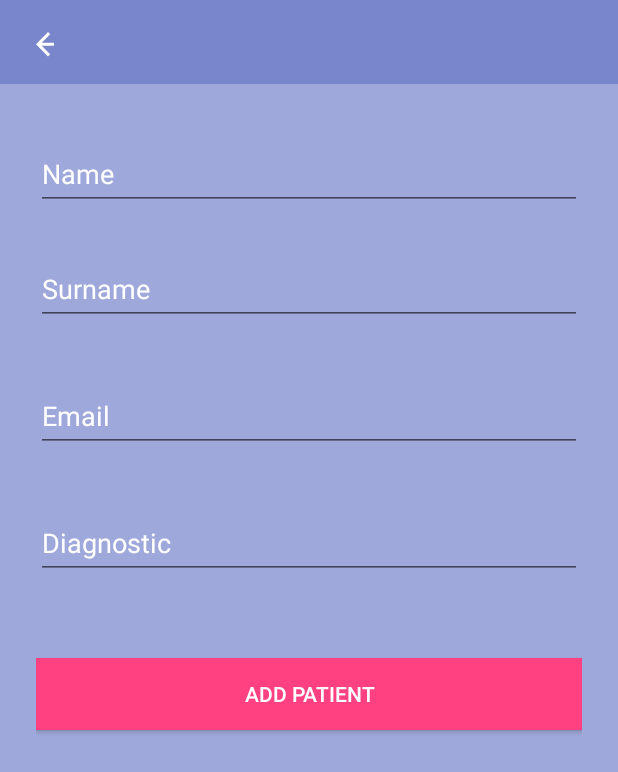
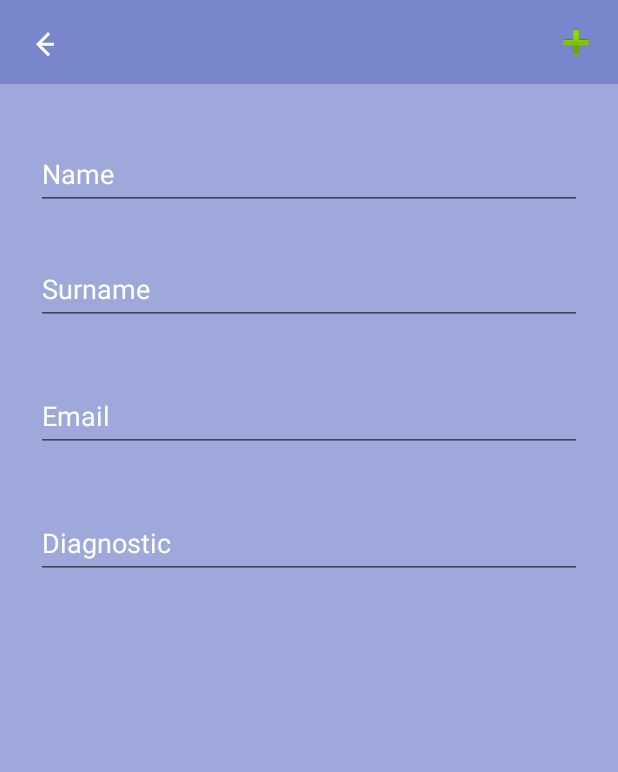
Before and after one commit to agustinmadina/Kineo, an Android app: the screen it shows after launch (PatientsActivity), after a tap on an icon or button, on a phone screen of 412 x 824 dp. Shown: the top 772 px of the screen. Run offline under Robolectric (Android 15) with nearby library versions, the phone set to English and light mode, and no system bars; our stand-ins replace ButterKnife, Room's generated code, RxJava.

Commit message:
Delete patient finished, buttons moved to toolbar

```diff
--- a/app/src/main/java/com/ownhealth/kineo/patients/PatientsFragment.java
+++ b/app/src/main/java/com/ownhealth/kineo/patients/PatientsFragment.java
@@ -68,6 +68,12 @@ public class PatientsFragment extends Fragment implements SearchView.OnQueryText
         return view;
     }
 
+    @Override
+    public void onResume() {
+        super.onResume();
+        mSearchView.setQuery("", true);
+    }
+
     private void setupSearchView() {
         SearchManager searchManager = (SearchManager) getActivity().getSystemService(Context.SEARCH_SERVICE);
         mSearchView.setSearchableInfo(searchManager.getSearchableInfo(getActivity().getComponentName()));
--- a/app/src/main/java/com/ownhealth/kineo/viewmodel/PatientsViewModel.java
+++ b/app/src/main/java/com/ownhealth/kineo/viewmodel/PatientsViewModel.java
@@ -38,6 +38,10 @@ public class PatientsViewModel extends AndroidViewModel {
     public Completable addPatient(Patient patient) {
         return mPatientRepository.insertPatient(patient);
     }
+    public Completable deletePatient(Patient patient) {
+        return mPatientRepository.deletePatient(patient);
+    }
+
 
     public static class Factory extends ViewModelProvider.NewInstanceFactory {
 
--- a/app/src/main/res/layout/fragment_add_patient.xml
+++ b/app/src/main/res/layout/fragment_add_patient.xml
@@ -105,17 +105,6 @@
                     android:inputType="textCapSentences"
                     android:textColor="@android:color/white" />
             </android.support.design.widget.TextInputLayout>
-
-            <android.support.v7.widget.AppCompatButton
-                android:id="@+id/btn_add_patient"
-                android:layout_width="fill_parent"
-                android:layout_height="wrap_content"
-                android:layout_marginBottom="24dp"
-                android:layout_marginTop="24dp"
-                android:background="@color/colorAccent"
-                android:padding="12dp"
-                android:text="@string/add_patient_button"
-                android:textColor="@android:color/white" />
         </LinearLayout>
 
         <ProgressBar
--- /dev/null
+++ b/app/src/main/res/menu/fragment_add_patient_menu.xml
@@ -0,0 +1,22 @@
+<?xml version="1.0" encoding="utf-8"?>
+<menu
+    xmlns:android="http://schemas.android.com/apk/res/android"
+    xmlns:app="http://schemas.android.com/apk/res-auto"
+    xmlns:tools="http://schemas.android.com/tools"
+    tools:context=".MainActivity">
+    <item
+        android:id="@+id/action_add_patient"
+        android:orderInCategory="2"
+        android:title="@string/add_patient_button"
+        android:icon="@android:drawable/ic_input_add"
+        android:iconTint="@color/colorAccent"
+        app:showAsAction="ifRoom" />
+
+    <item
+        android:id="@+id/action_delete_patient"
+        android:orderInCategory="1"
+        android:title="@string/delete_patient_button"
+        android:icon="@android:drawable/ic_menu_delete"
+        android:visible="false"
+        app:showAsAction="ifRoom" />
+</menu>
--- a/app/src/main/res/values/strings.xml
+++ b/app/src/main/res/values/strings.xml
@@ -56,5 +56,6 @@
     <string name="add_patient_diagnostic">Diagnostic</string>
     <string name="add_patient_required_message">Complete required fields first</string>
     <string name="patient_item_name">%1$s %2$s</string>
+    <string name="delete_patient_button">Delete Patient</string>
 
 </resources>
```
Also changed, not shown: app/src/main/java/com/ownhealth/kineo/activities/AddPatientFragment.java (+39 -9 lines).
